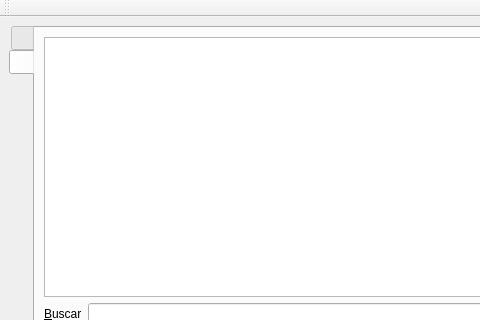
First picture: the form in src/ui/liquidacion.ui, repository armonge/EsquipulasPy, before the edit; both pictures show x 0 to 480 and y 0 to 320 of the 863 by 610 pixel window.
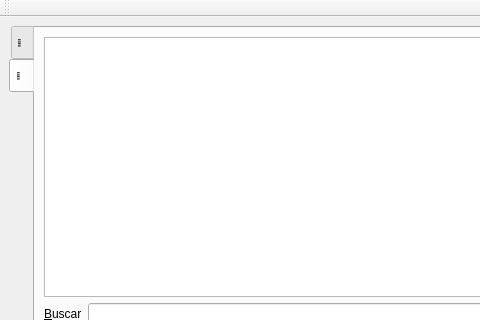
Second picture: the form after the edit. Icons and pictures are not drawn. Custom widgets are drawn as their Qt base class.

```diff
--- a/src/ui/liquidacion.ui
+++ b/src/ui/liquidacion.ui
@@ -44,7 +44,7 @@
          <normaloff>:/icons/res/document-edit.png</normaloff>:/icons/res/document-edit.png</iconset>
        </attribute>
        <attribute name="title">
-        <string notr="true"/>
+        <string notr="true">&quot;&quot;</string>
        </attribute>
        <layout class="QVBoxLayout" name="verticalLayout_5">
         <item>
@@ -581,7 +581,7 @@
          <normaloff>:/icons/res/table.png</normaloff>:/icons/res/table.png</iconset>
        </attribute>
        <attribute name="title">
-        <string notr="true"/>
+        <string notr="true">&quot;&quot;</string>
        </attribute>
        <layout class="QVBoxLayout" name="verticalLayout_2">
         <item>
```
Left out of the diff: 4 changed lines with no effect on the pictures.
